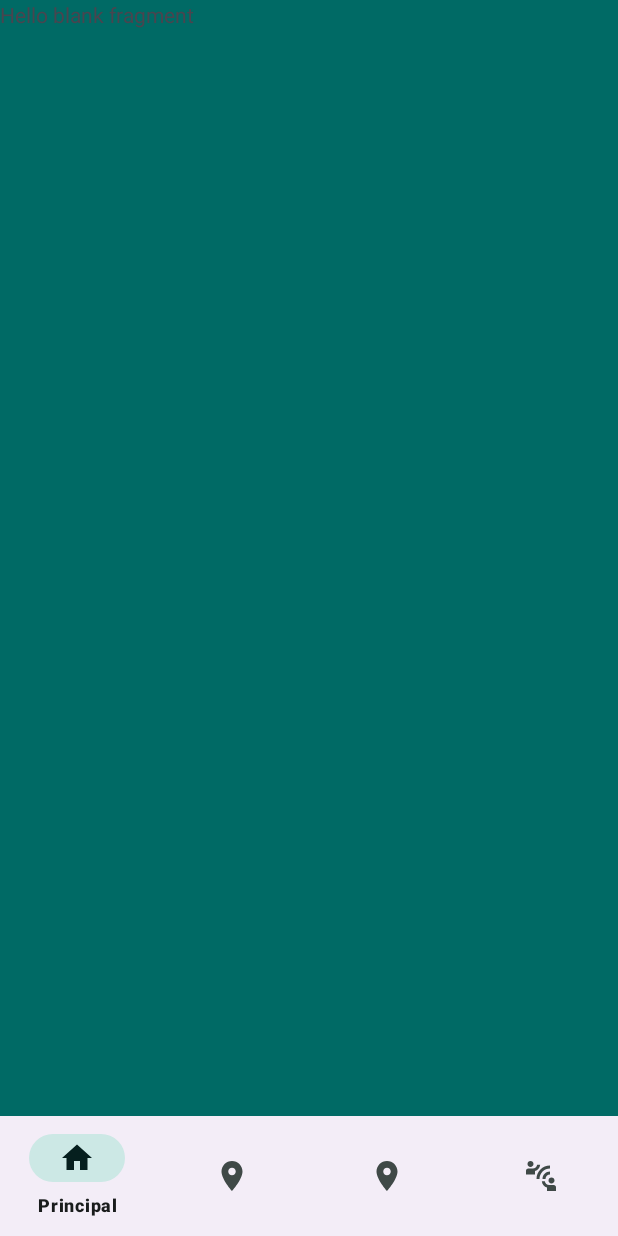
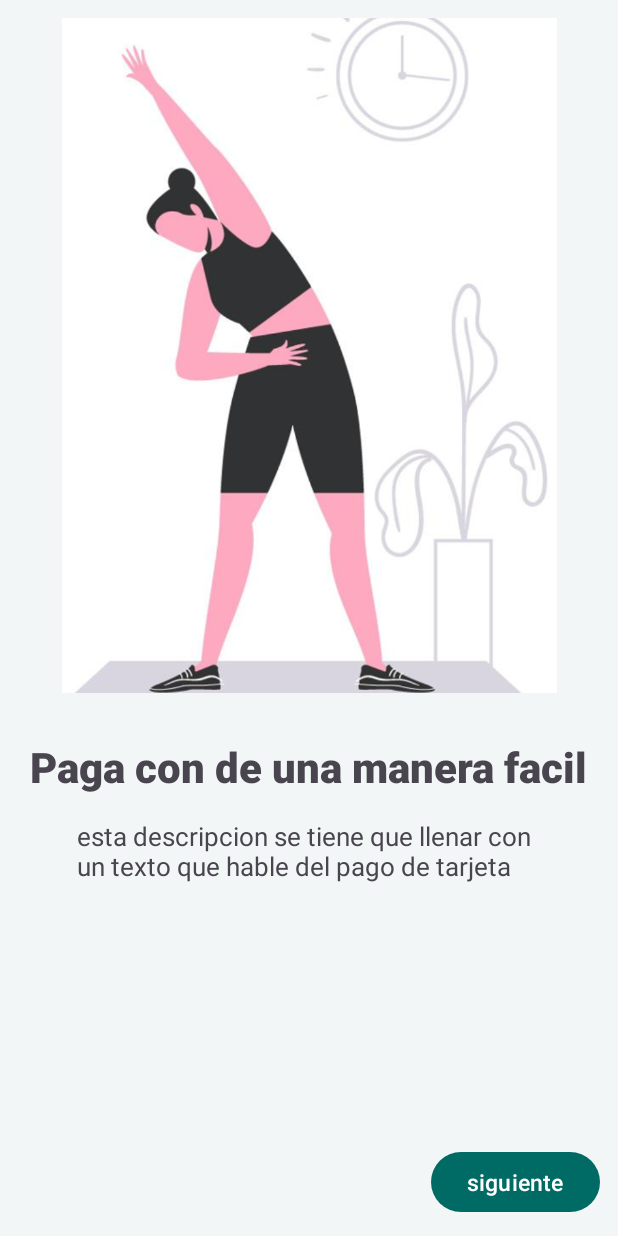
Before and after one commit to Frank96Otp/GymMzFinal, an Android app: the screen it shows after launch (BottonNavigationViewActivity before the commit, ViewPagerActivity after it), on a phone screen of 412 x 824 dp. Run offline under Robolectric (Android 15) with nearby library versions, the phone set to English and light mode, and no system bars.

Commit message:
Onboarding al 75%

```diff
--- a/app/src/main/AndroidManifest.xml
+++ b/app/src/main/AndroidManifest.xml
@@ -13,8 +13,8 @@
         android:theme="@style/Theme.ProyectoFinalGymMz"
         tools:targetApi="31">
         <activity
-            android:name=".BottonNavigationViewActivity"
-            android:exported="true">
+            android:name=".ViewPagerActivity"
+            android:exported="true" >
             <intent-filter>
                 <action android:name="android.intent.action.MAIN" />
 
@@ -23,10 +23,11 @@
 
         </activity>
         <activity
+            android:name=".BottonNavigationViewActivity"
+            android:exported="false"/>
+        <activity
             android:name=".MainActivity"
-            android:exported="false">
-
-        </activity>
+            android:exported="false"/>
     </application>
 
 </manifest>
--- /dev/null
+++ b/app/src/main/java/com/example/proyectofinalgymmz/ViewPagerActivity.kt
@@ -0,0 +1,47 @@
+package com.example.proyectofinalgymmz
+
+import androidx.appcompat.app.AppCompatActivity
+import android.os.Bundle
+import android.view.LayoutInflater
+import com.example.proyectofinalgymmz.databinding.ActivityViewPagerBinding
+import com.example.proyectofinalgymmz.databinding.BoardItemBinding
+import com.example.proyectofinalgymmz.onboarding.Board
+import com.example.proyectofinalgymmz.onboarding.ViewPagerAdapter
+
+class ViewPagerActivity : AppCompatActivity() {
+
+    private lateinit var binding: ActivityViewPagerBinding
+    private lateinit var boardList: List<Board>
+    override fun onCreate(savedInstanceState: Bundle?) {
+        super.onCreate(savedInstanceState)
+        binding = ActivityViewPagerBinding.inflate(layoutInflater)
+        setContentView(binding.root)
+
+
+        boardList = listOf(
+
+            Board(
+                fondo = R.color.onboarding_1,
+                img = R.drawable.onbording1,
+                titulo = "Paga con de una manera facil",
+                descripcion = "esta descripcion se tiene que llenar con un texto que hable del pago de tarjeta"
+            ),
+            Board(
+                fondo = R.color.onboarding_1,
+                img = R.drawable.onbording2,
+                titulo = "Encuentras todos nuestros locales",
+                descripcion = "esta descripcion se tiene que llenar con un texto que hable del pago de tarjeta"
+            ),
+            Board(
+                fondo = R.color.onboarding_1,
+                img = R.drawable.onbording3,
+                titulo = "Contactanos directamente con nosotros",
+                descripcion = "esta descripcion se tiene que llenar con un texto que hable del pago de tarjeta"
+            )
+        )
+
+        val adapter = ViewPagerAdapter(boardList)
+        binding.viewPager.adapter = adapter
+
+    }
+}
--- /dev/null
+++ b/app/src/main/java/com/example/proyectofinalgymmz/onboarding/Board.kt
@@ -0,0 +1,10 @@
+package com.example.proyectofinalgymmz.onboarding
+
+data class Board(
+
+    val fondo: Int,
+    val img: Int,
+    val titulo:String,
+    val descripcion:String
+
+)
--- /dev/null
+++ b/app/src/main/java/com/example/proyectofinalgymmz/onboarding/ViewPagerAdapter.kt
@@ -0,0 +1,44 @@
+package com.example.proyectofinalgymmz.onboarding
+
+
+import android.view.LayoutInflater
+import android.view.View
+import android.view.ViewGroup
+import androidx.core.content.ContextCompat
+import androidx.recyclerview.widget.RecyclerView
+import com.example.proyectofinalgymmz.databinding.BoardItemBinding
+
+class ViewPagerAdapter(
+    private val boardList: List<Board>
+    ) : RecyclerView.Adapter<ViewPagerAdapter.BoardViewHolder>() {
+
+    override fun onCreateViewHolder(parent: ViewGroup, viewType: Int): BoardViewHolder {
+        val binding = BoardItemBinding.inflate(LayoutInflater.from(parent.context), parent, false)
+        return BoardViewHolder(binding)
+    }
+
+    override fun getItemCount(): Int {
+
+        return boardList.size
+    }
+
+    override fun onBindViewHolder(holder: BoardViewHolder, position: Int) {
+        holder.bind(boardList[position])
+    }
+
+    inner class BoardViewHolder(private val binding: BoardItemBinding) : RecyclerView.ViewHolder(binding.root) {
+
+
+        fun bind(board: Board) {
+            binding.container.setBackgroundColor(ContextCompat.getColor( binding.container.context,board.fondo))
+            binding.tvTituloBoard.text = board.titulo
+            binding.tvBodyBoard.text = board.descripcion
+            binding.ivImgBoard.setImageResource(board.img)
+
+            if(adapterPosition.equals(boardList.size - 1)){
+                binding.btnNextBoard.text = "Finalizar"
+            }
+
+        }
+    }
+}
--- /dev/null
+++ b/app/src/main/res/layout/activity_view_pager.xml
@@ -0,0 +1,18 @@
+<?xml version="1.0" encoding="utf-8"?>
+<androidx.constraintlayout.widget.ConstraintLayout xmlns:android="http://schemas.android.com/apk/res/android"
+    xmlns:app="http://schemas.android.com/apk/res-auto"
+    xmlns:tools="http://schemas.android.com/tools"
+    android:layout_width="match_parent"
+    android:layout_height="match_parent"
+    tools:context=".ViewPagerActivity">
+
+    <androidx.viewpager2.widget.ViewPager2
+        android:id="@+id/viewPager"
+        android:layout_width="0dp"
+        android:layout_height="0dp"
+        app:layout_constraintStart_toStartOf="parent"
+        app:layout_constraintEnd_toEndOf="parent"
+        app:layout_constraintBottom_toBottomOf="parent"
+        app:layout_constraintTop_toTopOf="parent"/>
+
+</androidx.constraintlayout.widget.ConstraintLayout>
--- /dev/null
+++ b/app/src/main/res/layout/board_item.xml
@@ -0,0 +1,58 @@
+<?xml version="1.0" encoding="utf-8"?>
+<androidx.constraintlayout.widget.ConstraintLayout xmlns:android="http://schemas.android.com/apk/res/android"
+    android:layout_width="match_parent"
+    android:layout_height="match_parent"
+    xmlns:app="http://schemas.android.com/apk/res-auto"
+    xmlns:tools="http://schemas.android.com/tools"
+    android:padding="12dp"
+    android:id="@+id/container">
+
+    <ImageView
+        android:id="@+id/ivImgBoard"
+        android:layout_width="330dp"
+        android:layout_height="450dp"
+        android:scaleType="centerCrop"
+        app:layout_constraintStart_toStartOf="parent"
+        app:layout_constraintEnd_toEndOf="parent"
+        app:layout_constraintTop_toTopOf="parent"
+        tools:srcCompat= "@tools:sample/backgrounds/scenic"
+        android:contentDescription="@null"
+        />
+
+    <TextView
+        android:id="@+id/tvTituloBoard"
+        android:layout_width="wrap_content"
+        android:layout_height="wrap_content"
+        android:fontFamily="sans-serif-black"
+        android:textSize="28sp"
+        android:textStyle="bold"
+        tools:text="texto de titulo"
+        android:layout_marginTop="30dp"
+        app:layout_constraintStart_toStartOf="parent"
+        app:layout_constraintEnd_toEndOf="parent"
+        app:layout_constraintTop_toBottomOf="@id/ivImgBoard"
+        />
+    <TextView
+        android:id="@+id/tvBodyBoard"
+        android:layout_width="wrap_content"
+        android:layout_height="wrap_content"
+        tools:text= "dsfsdfdsfs"
+        android:maxWidth="310dp"
+        android:textSize="17sp"
+        android:layout_marginTop="15dp"
+        app:layout_constraintStart_toStartOf="parent"
+        app:layout_constraintEnd_toEndOf="parent"
+        app:layout_constraintTop_toBottomOf="@id/tvTituloBoard"
+        />
+
+     <com.google.android.material.button.MaterialButton
+         android:id="@+id/btnNextBoard"
+         android:layout_width="wrap_content"
+         android:layout_height="wrap_content"
+         android:text="@string/next"
+         android:textSize="15sp"
+         app:layout_constraintBottom_toBottomOf="parent"
+         app:layout_constraintEnd_toEndOf="parent"
+         />
+
+</androidx.constraintlayout.widget.ConstraintLayout>
--- a/app/src/main/res/values/colors.xml
+++ b/app/src/main/res/values/colors.xml
@@ -1,5 +1,12 @@
 <?xml version="1.0" encoding="utf-8"?>
 <resources>
+
+    //colores para el Onboarding
+    <color name="onboarding_1">#F2F6F6</color>
+
+
+
+
     <color name="seed">#006a65</color>
     <color name="md_theme_light_primary">#006A65</color>
     <color name="md_theme_light_onPrimary">#FFFFFF</color>
--- a/app/src/main/res/values/strings.xml
+++ b/app/src/main/res/values/strings.xml
@@ -2,4 +2,5 @@
     <string name="app_name">ProyectoFinalGymMz</string>
     <!-- TODO: Remove or change this placeholder text -->
     <string name="hello_blank_fragment">Hello blank fragment</string>
+    <string name="next">siguiente</string>
 </resources>
```
Also changed, not shown: app/src/main/res/drawable/onbording1.png (added), app/src/main/res/drawable/onbording2.png (added), app/src/main/res/drawable/onbording3.png (added).
